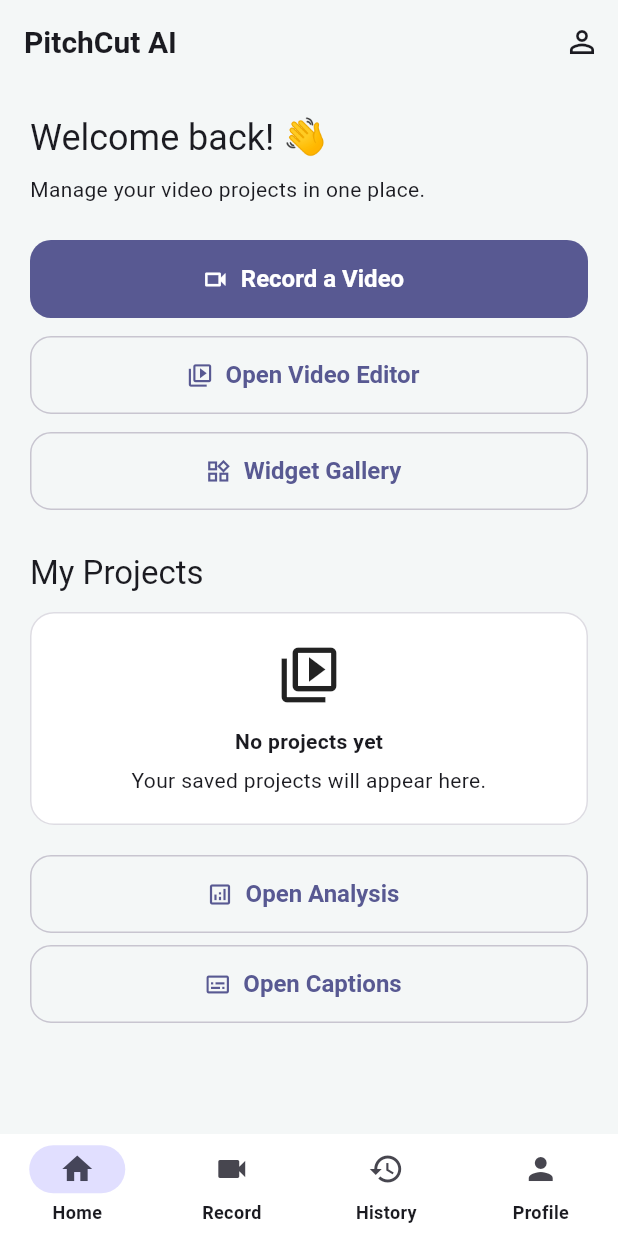
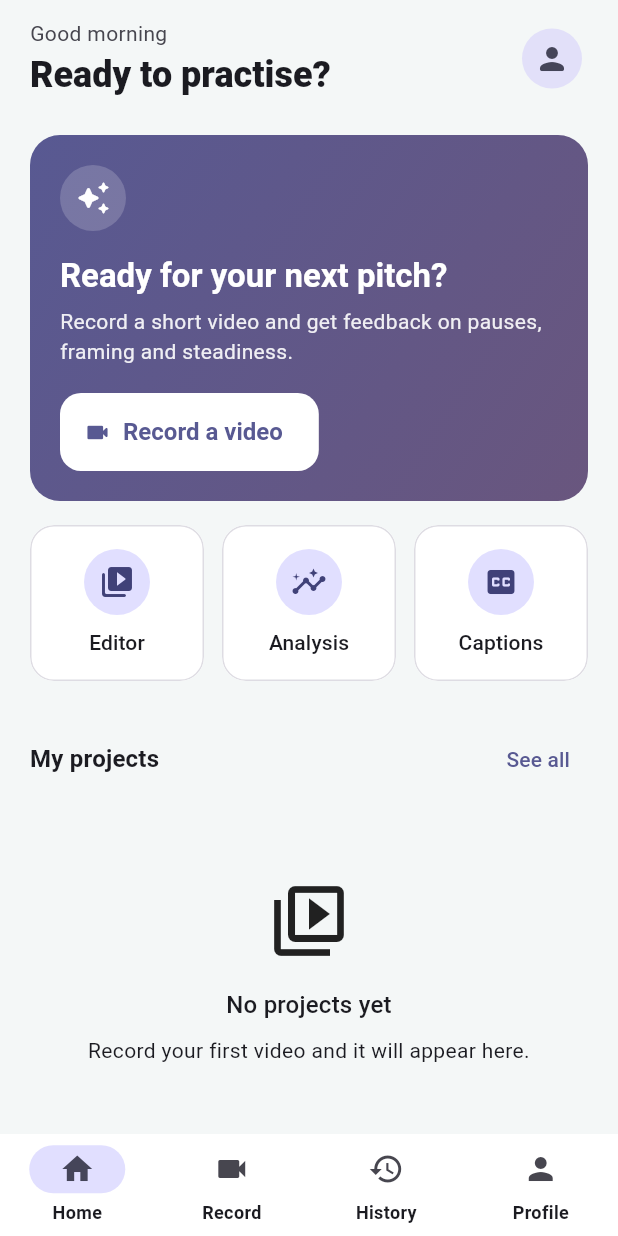
Before and after one commit to salitha07/pitchcut_Ai, a Flutter app: the screen it shows once a user with an empty profile is signed in, on a phone screen of 412 x 824 dp. Run offline on Flutter 3.47's test engine with Material 3 defaults, Android fonts, the phone set to English and light mode, and no system bars; our stand-ins replace camera, cloud_firestore, file_picker, firebase_auth, firebase_core, firebase_storage and 5 more; accounts and stored records are empty.

Commit message:
feat: redesign home screen with live project list

```diff
--- a/lib/features/home/home_screen.dart
+++ b/lib/features/home/home_screen.dart
@@ -1,120 +1,147 @@
+import 'package:flutter/foundation.dart';
 import 'package:flutter/material.dart';
 import 'package:flutter_riverpod/flutter_riverpod.dart';
 import 'package:go_router/go_router.dart';
 
 import '../../models/project.dart';
 import '../../providers/repository_providers.dart';
+import '../../shared/widgets/widgets.dart';
+import 'widgets/home_hero_card.dart';
+import 'widgets/quick_action_tile.dart';
+
+/// Streams the signed-in user's projects once and keeps the subscription.
+final homeProjectsProvider = StreamProvider.autoDispose<List<Project>>((ref) {
+  return ref.watch(projectRepositoryProvider).watchProjects();
+});
 
 class HomeScreen extends ConsumerWidget {
   const HomeScreen({super.key});
 
+  String _greeting() {
+    final hour = DateTime.now().hour;
+    if (hour < 12) return 'Good morning';
+    if (hour < 17) return 'Good afternoon';
+    return 'Good evening';
+  }
+
   @override
   Widget build(BuildContext context, WidgetRef ref) {
-    final projectsStream = ref.watch(projectRepositoryProvider).watchProjects();
+    final scheme = Theme.of(context).colorScheme;
+    final text = Theme.of(context).textTheme;
+    final projects = ref.watch(homeProjectsProvider);
 
     return Scaffold(
-      appBar: AppBar(
-        title: const Text('PitchCut AI'),
-        actions: [
-          IconButton(
-            tooltip: 'Profile',
-            onPressed: () => context.go('/profile'),
-            icon: const Icon(Icons.person_outline),
+      body: SafeArea(
+        child: ListView(
+          padding: const EdgeInsets.fromLTRB(20, 12, 20, 24),
+          children: [
+            // Header
+            Row(
+              children: [
+                Expanded(
+                  child: Column(
+                    crossAxisAlignment: CrossAxisAlignment.start,
+                    children: [
+                      Text(
+                        _greeting(),
+                        style: text.bodyMedium?.copyWith(
+                          color: scheme.onSurfaceVariant,
+                        ),
+                      ),
+                      const SizedBox(height: 2),
+                      Text(
+                        'Ready to practise?',
+                        style: text.headlineSmall?.copyWith(
+                          fontWeight: FontWeight.w800,
+                        ),
                       ),
                     ],
                   ),
-      body: SafeArea(
-        child: ListView(
-          padding: const EdgeInsets.all(20),
-          children: [
-            Text(
-              'Welcome back! 👋',
-              style: Theme.of(context).textTheme.headlineSmall,
                 ),
-            const SizedBox(height: 8),
-            Text(
-              'Manage your video projects in one place.',
-              style: Theme.of(context).textTheme.bodyMedium,
+                IconButton.filledTonal(
+                  tooltip: 'Profile',
+                  onPressed: () => context.go('/profile'),
+                  icon: const Icon(Icons.person_rounded),
+                ),
+              ],
             ),
             const SizedBox(height: 24),
 
-            FilledButton.icon(
-              onPressed: () => context.push('/record'),
-              icon: const Icon(Icons.videocam_outlined),
-              label: const Text('Record a Video'),
+            // Main action
+            HomeHeroCard(onRecord: () => context.push('/record')),
+            const SizedBox(height: 16),
+
+            // Quick actions
+            Row(
+              children: [
+                Expanded(
+                  child: QuickActionTile(
+                    icon: Icons.video_library_rounded,
+                    label: 'Editor',
+                    onTap: () => context.push('/video-editor'),
                   ),
-            const SizedBox(height: 12),
-            OutlinedButton.icon(
-              onPressed: () => context.push('/video-editor'),
-              icon: const Icon(Icons.video_library_outlined),
-              label: const Text('Open Video Editor'),
                 ),
-            const SizedBox(height: 12),
-            OutlinedButton.icon(
-              onPressed: () => context.push('/gallery'),
-              icon: const Icon(Icons.widgets_outlined),
-              label: const Text('Widget Gallery'),
+                const SizedBox(width: 12),
+                Expanded(
+                  child: QuickActionTile(
+                    icon: Icons.insights_rounded,
+                    label: 'Analysis',
+                    onTap: () => context.push('/analysis'),
                   ),
-
-            const SizedBox(height: 28),
-            Text('My Projects', style: Theme.of(context).textTheme.titleLarge),
-            const SizedBox(height: 12),
-
-            StreamBuilder<List<Project>>(
-              stream: projectsStream,
-              builder: (context, snapshot) {
-                if (snapshot.hasError) {
-                  return const Card(
-                    child: Padding(
-                      padding: EdgeInsets.all(16),
-                      child: Text('Could not load projects. Please try again.'),
                 ),
-                  );
-                }
-
-                if (snapshot.connectionState == ConnectionState.waiting) {
-                  return const Padding(
-                    padding: EdgeInsets.all(24),
-                    child: Center(child: CircularProgressIndicator()),
-                  );
-                }
-
-                final projects = snapshot.data ?? [];
-
-                if (projects.isEmpty) {
-                  return const Card(
-                    child: Padding(
-                      padding: EdgeInsets.all(20),
-                      child: Column(
-                        children: [
-                          Icon(Icons.video_library_outlined, size: 44),
-                          SizedBox(height: 12),
-                          Text(
-                            'No projects yet',
-                            style: TextStyle(fontWeight: FontWeight.bold),
+                const SizedBox(width: 12),
+                Expanded(
+                  child: QuickActionTile(
+                    icon: Icons.closed_caption_rounded,
+                    label: 'Captions',
+                    onTap: () => context.push('/captions'),
                   ),
-                          SizedBox(height: 6),
-                          Text(
-                            'Your saved projects will appear here.',
-                            textAlign: TextAlign.center,
                 ),
               ],
             ),
+            const SizedBox(height: 28),
+
+            // Projects
+            SectionHeader(
+              title: 'My projects',
+              actionLabel: 'See all',
+              onAction: () => context.go('/history'),
+            ),
+            const SizedBox(height: 8),
+
+            projects.when(
+              loading: () => const Padding(
+                padding: EdgeInsets.symmetric(vertical: 32),
+                child: LoadingView(message: 'Loading your projects...'),
+              ),
+              error: (error, _) => Padding(
+                padding: const EdgeInsets.symmetric(vertical: 16),
+                child: ErrorView(
+                  message: 'Could not load projects. Please try again.',
+                  onRetry: () => ref.invalidate(homeProjectsProvider),
+                ),
+              ),
+              data: (list) {
+                if (list.isEmpty) {
+                  return const Padding(
+                    padding: EdgeInsets.symmetric(vertical: 24),
+                    child: EmptyState(
+                      title: 'No projects yet',
+                      message:
+                          'Record your first video and it will appear here.',
+                      icon: Icons.video_library_outlined,
                     ),
                   );
                 }
 
                 return Column(
-                  children: projects.map((project) {
-                    return Card(
-                      margin: const EdgeInsets.only(bottom: 10),
-                      child: ListTile(
-                        leading: const CircleAvatar(
-                          child: Icon(Icons.movie_outlined),
-                        ),
-                        title: Text(project.title),
-                        subtitle: Text('${project.clipIds.length} clips'),
-                        trailing: const Icon(Icons.chevron_right),
+                  children: [
+                    for (final project in list) ...[
+                      ProjectTile(
+                        title: project.title,
+                        subtitle: project.clipIds.length == 1
+                            ? '1 clip'
+                            : '${project.clipIds.length} clips',
                         onTap: () {
                           ScaffoldMessenger.of(context).showSnackBar(
                             const SnackBar(
@@ -125,24 +152,28 @@
                           );
                         },
                       ),
-                    );
-                  }).toList(),
+                      const SizedBox(height: 10),
+                    ],
+                  ],
                 );
               },
             ),
 
+            // Developer tools: visible only in debug builds
+            if (kDebugMode) ...[
               const SizedBox(height: 20),
-            OutlinedButton.icon(
-              onPressed: () => context.push('/analysis'),
-              icon: const Icon(Icons.analytics_outlined),
-              label: const Text('Open Analysis'),
+              ExpansionTile(
+                title: const Text('Developer tools'),
+                leading: const Icon(Icons.build_rounded),
+                childrenPadding: const EdgeInsets.only(bottom: 8),
+                children: [
+                  ListTile(
+                    title: const Text('Widget gallery'),
+                    onTap: () => context.push('/gallery'),
                   ),
-            const SizedBox(height: 8),
-            OutlinedButton.icon(
-              onPressed: () => context.push('/captions'),
-              icon: const Icon(Icons.subtitles_outlined),
-              label: const Text('Open Captions'),
+                ],
               ),
+            ],
           ],
         ),
       ),
```
Lines whose indentation alone changed are shown as unchanged.
